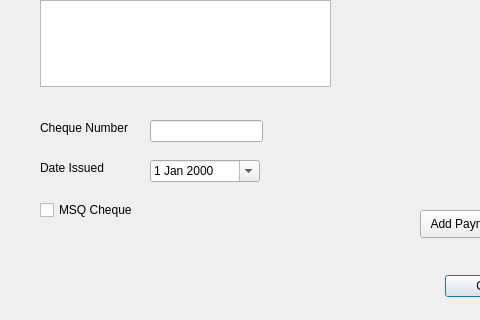
Before: the Qt Designer form ArcApp/payment.ui in Arc-Project/Arc, drawn with Qt 5; both pictures show x 0 to 480 and y 210 to 530 of the 647 by 530 pixel window.
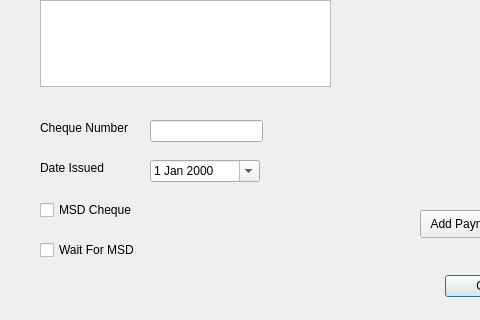
After: the same form once the commit is applied.

Commit message: added a bunch of stuff to manage payments

```diff
--- a/ArcApp/payment.ui
+++ b/ArcApp/payment.ui
@@ -180,7 +180,7 @@
     </rect>
    </property>
    <property name="text">
-    <string>MSQ Cheque</string>
+    <string>MSD Cheque</string>
    </property>
   </widget>
   <widget class="QDateEdit" name="chequeDate">
@@ -310,6 +310,19 @@
     </property>
    </widget>
   </widget>
+  <widget class="QCheckBox" name="payWaitMSD">
+   <property name="geometry">
+    <rect>
+     <x>40</x>
+     <y>450</y>
+     <width>121</width>
+     <height>20</height>
+    </rect>
+   </property>
+   <property name="text">
+    <string>Wait For MSD</string>
+   </property>
+  </widget>
  </widget>
  <resources/>
  <connections>
```
The commit also changes 7 other files.
